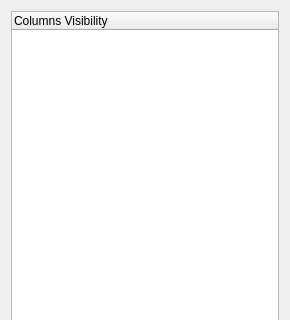
neutrons/addie, file designer/ui_table_tree.ui: the form before one commit; both pictures show x 0 to 290 and y 0 to 320 of the 290 by 725 pixel window.
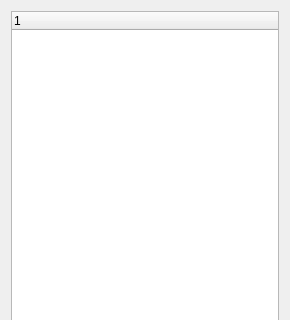
The form after the commit.

Commit message: working on displaying the tree window

```diff
--- a/designer/ui_table_tree.ui
+++ b/designer/ui_table_tree.ui
@@ -40,11 +40,6 @@
        <height>16777215</height>
       </size>
      </property>
-     <column>
-      <property name="text">
-       <string>Columns Visibility</string>
-      </property>
-     </column>
     </widget>
    </item>
   </layout>
```
The commit also changes 3 other files.
